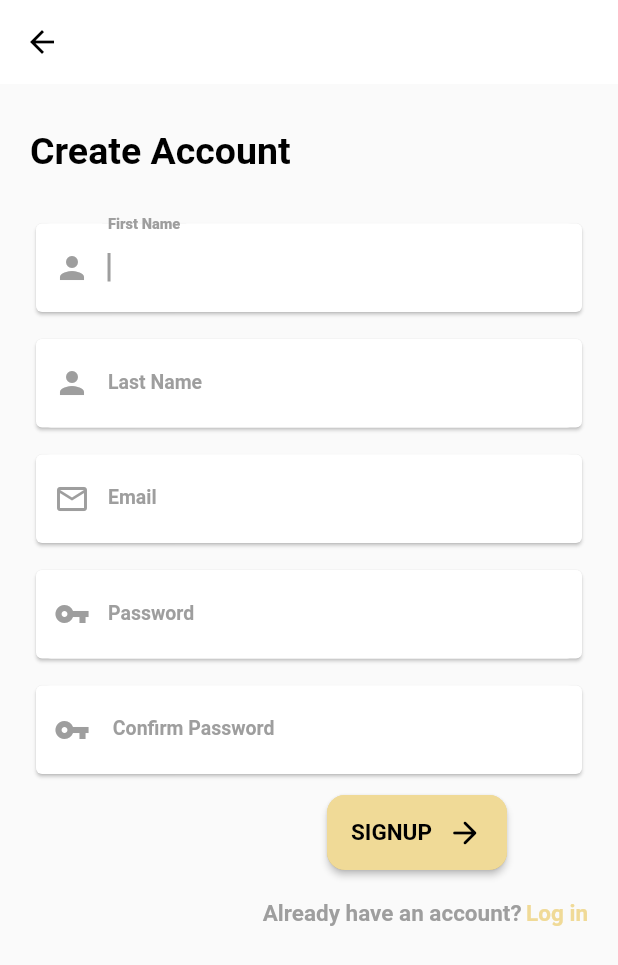
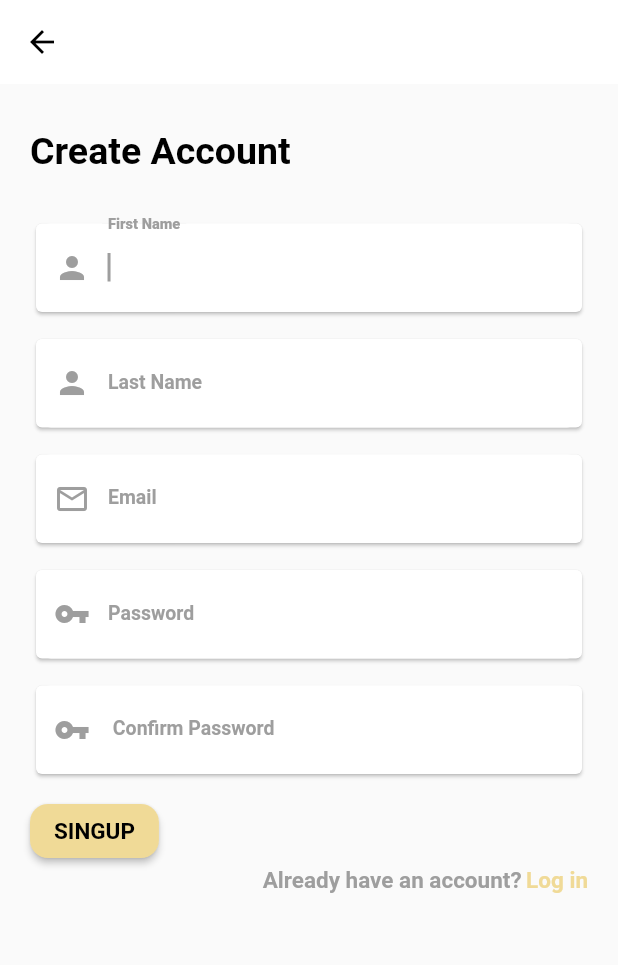
Before and after one commit to mercyjae/online_shopping_app, a Flutter app: the Signup screen opened directly, on a phone screen of 412 x 824 dp. Shown: the top 965 px of the screen. Run offline on Flutter 3.47's test engine with Material 2 defaults, Android fonts, the phone set to English and light mode, and no system bars; our stand-ins replace firebase_auth, firebase_core, fluttertoast, get, shared_preferences, smooth_page_indicator; accounts and stored records are empty.

Commit message:
made changes

```diff
--- a/lib/main.dart
+++ b/lib/main.dart
@@ -1,8 +1,7 @@
 import 'package:firebase_core/firebase_core.dart';
 import 'package:flutter/material.dart';
 import 'package:get/get.dart';
-
-import 'package:online_shopping/views/splash_screen.dart';
+import 'package:online_shopping/views/starter/splash_screen.dart';
 
 
 
--- /dev/null
+++ b/lib/utils/custom_button.dart
@@ -0,0 +1,29 @@
+// ignore_for_file: public_member_api_docs, sort_constructors_first
+import 'package:flutter/material.dart';
+
+class CustomButton extends StatelessWidget {
+  final String buttonText;
+  final VoidCallback onPressed;
+  const CustomButton({
+    Key? key,
+    required this.buttonText,
+    required this.onPressed,
+  }) : super(key: key);
+
+  @override
+  Widget build(BuildContext context) {
+    return ElevatedButton(
+        style: ElevatedButton.styleFrom(
+          backgroundColor: Color.fromRGBO(240, 218, 151, 1.0),
+          shape: new RoundedRectangleBorder(
+            borderRadius: new BorderRadius.circular(12.0),
+          ),
+        ),
+        onPressed: onPressed,
+        child: Text(buttonText,
+            style: TextStyle(
+                color: Colors.black,
+                fontSize: 15,
+                fontWeight: FontWeight.bold)));
+  }
+}
--- a/lib/views/auth_screen/login.dart
+++ b/lib/views/auth/login.dart
@@ -3,7 +3,7 @@ import 'package:flutter/material.dart';
 import 'package:fluttertoast/fluttertoast.dart';
 import 'package:online_shopping/utils/custon_textfield.dart';
 import 'package:online_shopping/utils/constants.dart';
-import 'package:online_shopping/views/auth_screen/signup.dart';
+import 'package:online_shopping/views/auth/signup.dart';
 import 'package:shared_preferences/shared_preferences.dart';
 
 import '../starter/home_screen.dart';
--- a/lib/views/auth_screen/signup.dart
+++ b/lib/views/auth/signup.dart
@@ -1,9 +1,10 @@
 import 'package:firebase_auth/firebase_auth.dart';
 import 'package:flutter/material.dart';
 import 'package:fluttertoast/fluttertoast.dart';
+import 'package:online_shopping/utils/custom_button.dart';
 import 'package:online_shopping/utils/custon_textfield.dart';
 import 'package:online_shopping/utils/constants.dart';
-import 'package:online_shopping/views/auth_screen/login.dart';
+import 'package:online_shopping/views/auth/login.dart';
 import '../starter/home_screen.dart';
 
 class Signup extends StatefulWidget {
@@ -134,7 +135,7 @@ class _SignupState extends State<Signup> {
                             Icons.vpn_key,
                             color: Colors.grey,
                           ),
-                          controller: emailController,
+                          controller: passwordController,
                           keyboardType: TextInputType.numberWithOptions(),
                           validate: (value) {
                             if (value!.isEmpty) {
@@ -172,52 +173,12 @@ class _SignupState extends State<Signup> {
                         SizedBox(
                           height: 10,
                         ),
-                        Padding(
-                          padding: const EdgeInsets.only(left: 198.0),
-                          child: Container(
-                            height: 50,
-                            width: 120,
-                            decoration: BoxDecoration(
-                                color: Color.fromRGBO(240, 218, 151, 1.0),
-                                borderRadius: BorderRadius.circular(12)),
-                            child: ElevatedButton(
-                                style: ElevatedButton.styleFrom(
-                                  backgroundColor: Color.fromRGBO(240, 218, 151, 1.0),
-                                  shape: new RoundedRectangleBorder(
-                                    borderRadius:
-                                        new BorderRadius.circular(12.0),
-                                  ),
-                                ),
-                                onPressed: () {
-                                  signUp();
-                                  Navigator.push(
-                                      context,
-                                      MaterialPageRoute(
-                                          builder: (context) => Login()));
-                                  //  print(confirmPasswordController.text);
-                                },
+                        CustomButton(buttonText: 'SINGUP', onPressed: (){}),
+                        // SizedBox(
+                        //   height: 20,
+                        // ),
+                        Align(alignment: Alignment.bottomCenter,
                           child: Row(
-                                  children: [
-                                    Text("SIGNUP",
-                                        style: TextStyle(
-                                            color: Colors.black,
-                                            fontSize: 15,
-                                            fontWeight: FontWeight.bold)),
-                                    SizedBox(
-                                      width: 10,
-                                    ),
-                                    Icon(
-                                      Icons.arrow_forward_rounded,
-                                      color: Colors.black,
-                                    )
-                                  ],
-                                )),
-                          ),
-                        ),
-                        SizedBox(
-                          height: 20,
-                        ),
-                        Row(
                             mainAxisAlignment: MainAxisAlignment.end,
                             children: [
                               Text("Already have an account?",
@@ -244,6 +205,7 @@ class _SignupState extends State<Signup> {
                                             Color.fromRGBO(240, 218, 151, 1.0)),
                                   ))
                             ],
+                          ),
                         )
                       ],
                     ),
--- a/lib/views/starter/onboarding.dart
+++ b/lib/views/starter/onboarding.dart
@@ -3,7 +3,7 @@ import 'package:shared_preferences/shared_preferences.dart';
 import 'package:smooth_page_indicator/smooth_page_indicator.dart';
 
 import '../../utils/splash_content.dart';
-import '../auth_screen/login.dart';
+import '../auth/login.dart';
 
 class Onboarding extends StatefulWidget {
   const Onboarding({Key? key}) : super(key: key);
```
Also changed, not shown: lib/views/splash_screen.dart (deleted, +0 -66 lines). Lines whose indentation alone changed are shown as unchanged.
